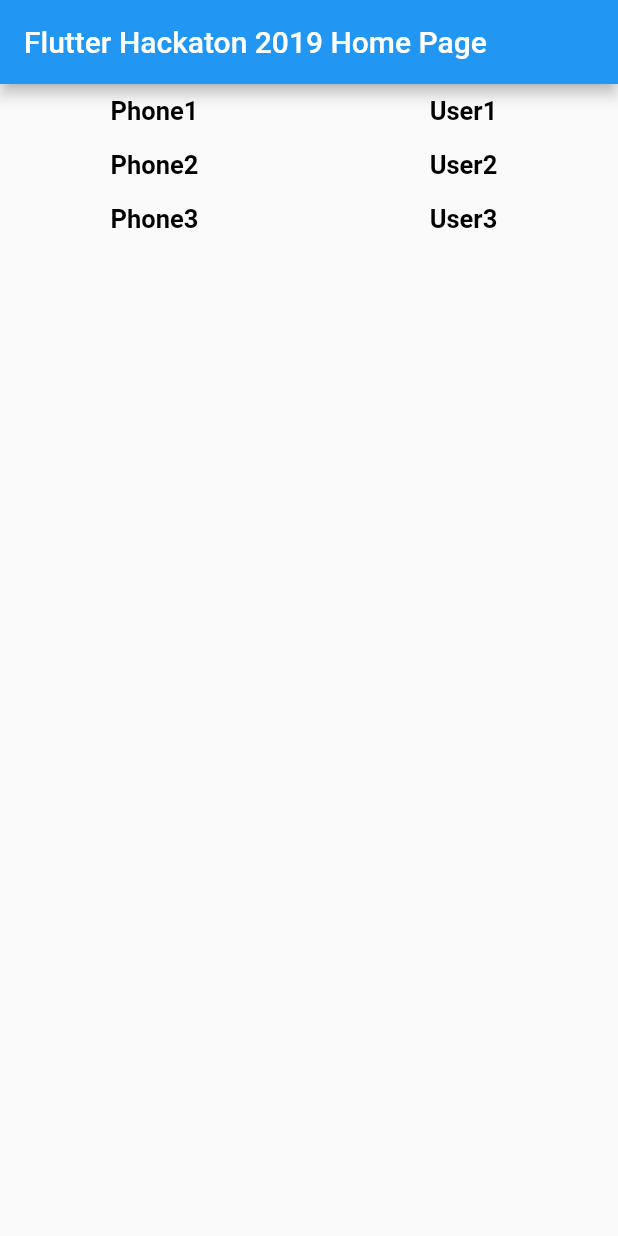
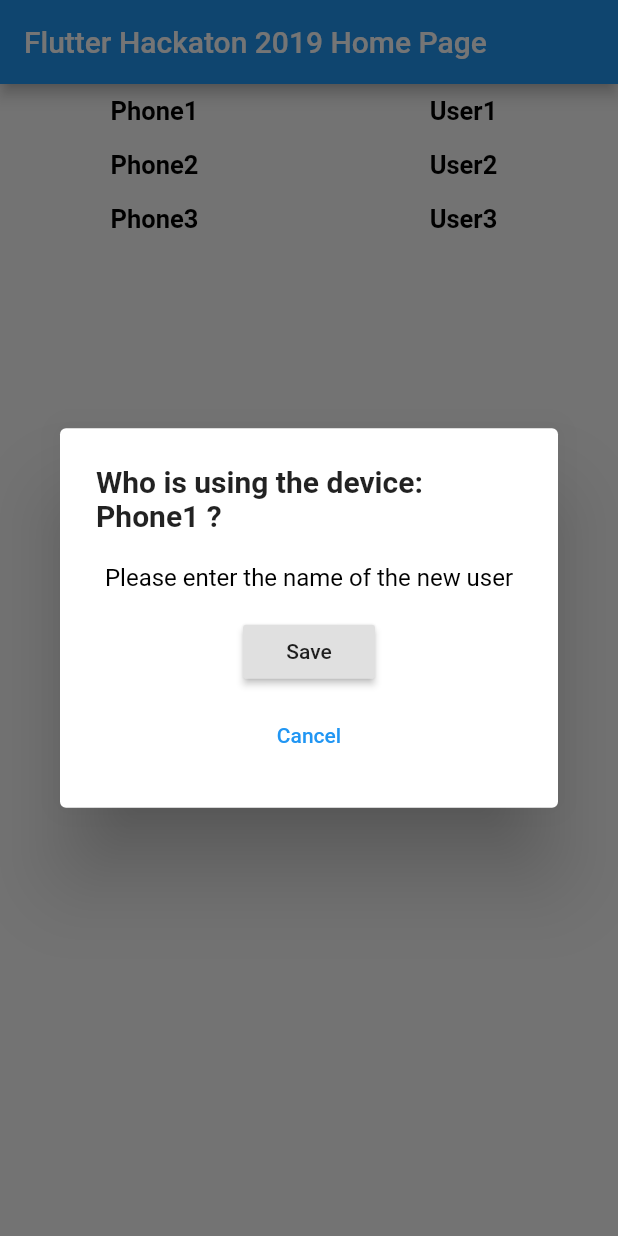
Before and after one commit to duskoo/cs-hackaton-2019, a Flutter app: the screen it shows after launch, after a tap on "Phone1", on a phone screen of 412 x 824 dp. Run offline on Flutter 3.47's test engine with Material 2 defaults, Android fonts, the phone set to English and light mode, and no system bars.

```diff
--- a/lib/main.dart
+++ b/lib/main.dart
@@ -73,7 +73,9 @@ class _MyHomePageState extends State<MyHomePage> {
             print(ownership[index]['device'].toString());
 
             return GestureDetector(
-              onTap: (){print("tapped row $index");},
+              onTap: (){print("tapped row $index");
+                _showEditDialog(context, index);
+              },
               behavior: HitTestBehavior.opaque,
               child: Row(
                 children: <Widget>[
@@ -113,4 +115,51 @@ class _MyHomePageState extends State<MyHomePage> {
       ),
     );
   }
+
+  void _showEditDialog(BuildContext context, int index) {
+    showDialog(
+        context: context,
+        barrierDismissible: false,
+        builder: (BuildContext context) {
+          return AlertDialog(
+              title: Center(
+                  child: Text(
+                    'Who is using the device: ' + ownership[index]['device'] + ' ?',
+                    style: TextStyle(fontWeight: FontWeight.bold),
+                  )
+              ),
+              content: Column(
+                mainAxisSize: MainAxisSize.min,
+                crossAxisAlignment: CrossAxisAlignment.center,
+                children: <Widget>[
+                  Text(
+                    'Please enter the name of the new user',
+                    textAlign: TextAlign.center,
+                    style: TextStyle(
+                      color: Colors.black,
+                    ),
+                  ),
+                  Padding(
+                    padding: EdgeInsets.fromLTRB(0, 16, 0, 8),
+                    child: RaisedButton(
+
+                      onPressed: () {},
+                      child: Text("Save"),
+                    ),
+                  ),
+                  FlatButton(
+                      child: Text(
+                        'Cancel',
+                        style: TextStyle(color: Colors.blue),
+                      ),
+                      onPressed: () {
+                        Navigator.of(context).pop();
+                      }
+                    )
+                ],
+              ));
+        }
+    );
+  }
+
 }
```
